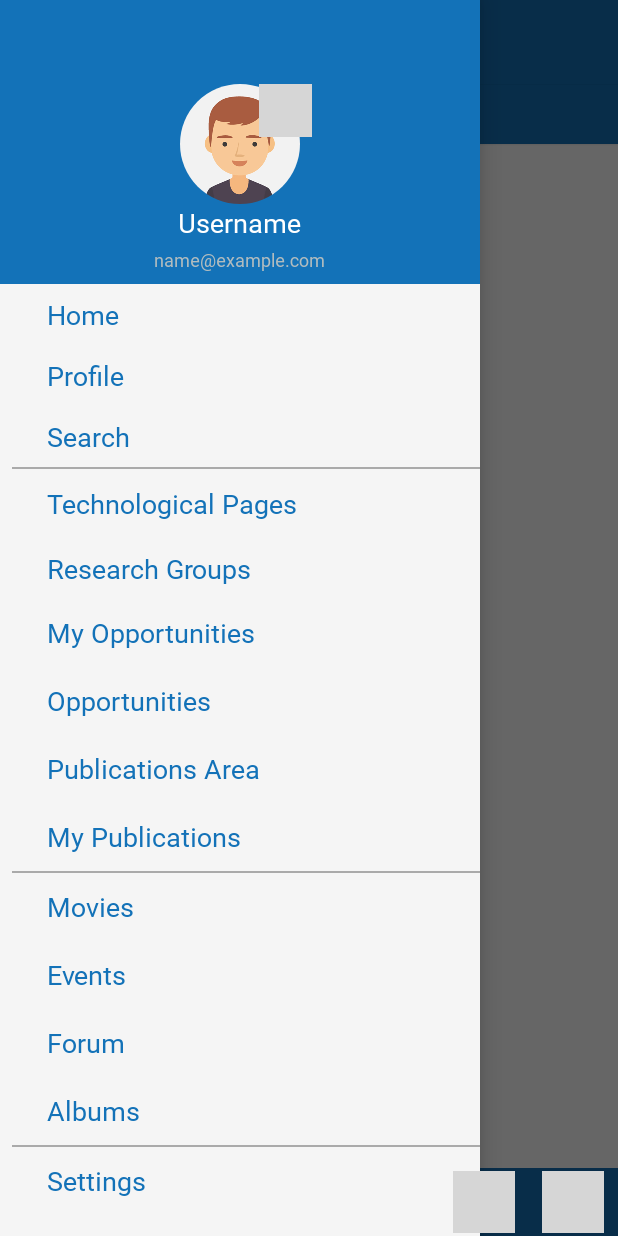
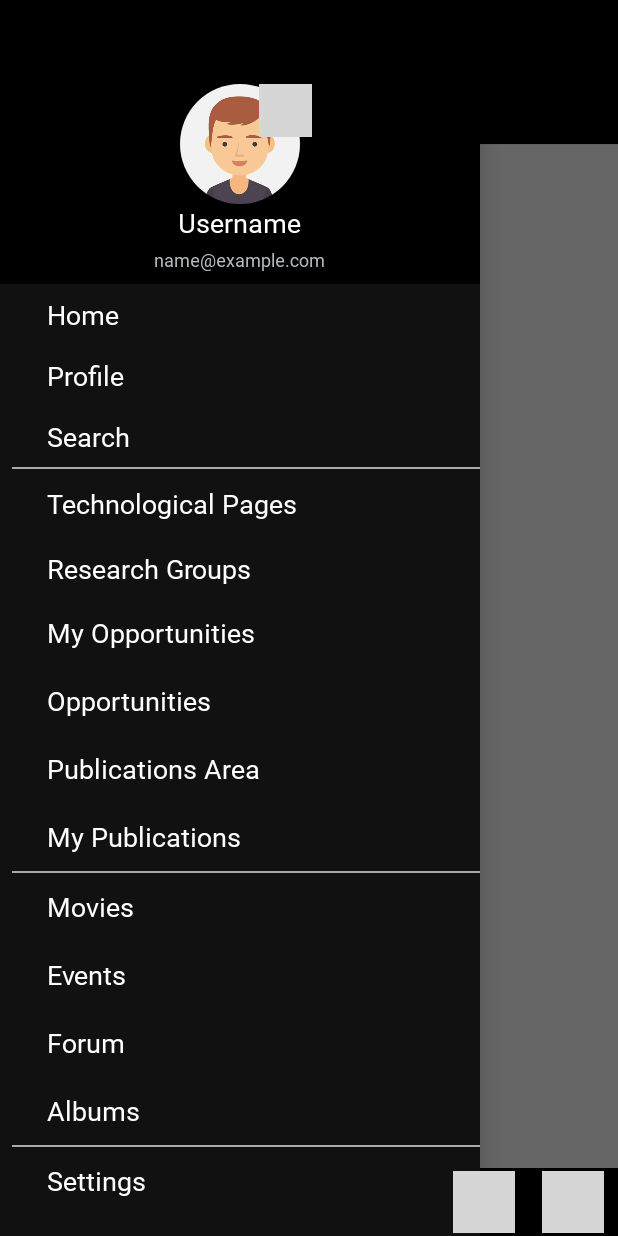
Before and after one commit to Mohamed-Amr/Android_ScienceHub, an Android app: the ScienceHubActivity screen opened directly, with no data from a screen before it, with the side drawer open, on a phone screen of 412 x 824 dp. Run offline under Robolectric (Android 15) with nearby library versions, the phone set to English and light mode, and no system bars; our stand-ins replace AdMob, CircleImageView, Firebase (no records; nobody signed in at launch, a user with empty details on screens opened directly); libraries missing offline, so code that uses them is left out: com.crashlytics.android, com.onesignal, io.fabric.sdk; pictures from the network do not load; 1 statement that could not run was skipped; grey boxes are pictures that could not be loaded.

Commit message:
Converted to Dark Theme

```diff
--- a/app/src/main/java/eg/mimocodes/sciencehub/activity/ScienceHubActivity.java
+++ b/app/src/main/java/eg/mimocodes/sciencehub/activity/ScienceHubActivity.java
@@ -34,6 +34,7 @@ import android.view.Menu;
 import android.view.MenuInflater;
 import android.view.View;
 import android.view.ViewGroup;
+import android.webkit.CookieManager;
 import android.webkit.CookieSyncManager;
 import android.webkit.PermissionRequest;
 import android.webkit.WebChromeClient;
@@ -378,51 +379,7 @@ public class ScienceHubActivity extends BaseAppCompatActivity {
         ShWebView.setCookiesEnabled(true);
         ShWebView.setGeolocationEnabled(true);
         ShWebView.setWebChromeClient(new WebChromeClient());
-        ShWebView.setWebViewClient(new WebViewClient()
-
-           /* @Override
-            public void onPageFinished(WebView view, String url) {
-
-
-            }
-            @Override
-            public void onPageStarted(WebView view, String url, Bitmap favicon) {
-                super.onPageStarted(view, url, favicon);
-                view.evaluateJavascript("document.querySelector(\"header\").remove();  document.querySelector(\"footer\").remove();", new android.webkit.ValueCallback<String>() {
-                    @Override
-                    public void onReceiveValue(String s) {
-                        Log.d("LogNameStart", s); // Prints: "this"
-                    }
-                });
-
-            }
-            @Override
-            public void onPageCommitVisible(WebView view, String url) {
-                super.onPageCommitVisible(view, url);
-                if (getIntent().getStringExtra("username") != null && getIntent().getStringExtra("password") != null ) {
-                    String user_name = getIntent().getStringExtra("username") ;
-                    String user_pass = getIntent().getStringExtra("password") ;
-                    getIntent().removeExtra("username");
-                    getIntent().removeExtra("password");
-                    view.evaluateJavascript("document.getElementById(\"username\").value = \" " + user_name + " \"; document.getElementById(\"password\").value = \""+ user_pass +"\"; document.querySelector(\"#html-submit\").click();", new android.webkit.ValueCallback<String>() {
-                        @Override
-                        public void onReceiveValue(String s) {
-                            Log.d("LogName", s); // Prints: "this"
-                        }
-                    });
-                }
-
-                view.evaluateJavascript("document.querySelector(\"header\").remove();  document.querySelector(\"footer\").remove();", new android.webkit.ValueCallback<String>() {
-                    @Override
-                    public void onReceiveValue(String s) {
-                        Log.d("LogNameCommit", s); // Prints: "this"
-                    }
-                });
-
-
-            }*/
-
-        );
+        ShWebView.setWebViewClient(new WebViewClient());
 
 
 
@@ -443,6 +400,9 @@ public class ScienceHubActivity extends BaseAppCompatActivity {
                         Toast.LENGTH_LONG).show();
             }
         });
+
+        CookieManager.getInstance().setCookie("https://sciencehub.eg", "mode=night");
+
     }
 
 
--- a/app/src/main/java/eg/mimocodes/sciencehub/advancedwebview/AdvancedWebView.java
+++ b/app/src/main/java/eg/mimocodes/sciencehub/advancedwebview/AdvancedWebView.java
@@ -544,6 +544,16 @@ public class AdvancedWebView extends WebView {
 			@Override
 			public void onPageCommitVisible(WebView view, String url) {
 				super.onPageCommitVisible(view, url);
+				/*view.evaluateJavascript("document.cookie = \"mode=night\";", new android.webkit.ValueCallback<String>() {
+					@Override
+					public void onReceiveValue(String s) {
+					}
+				});*/
+				view.evaluateJavascript("var welcome = document.getElementById(\"home_welcome_container\"); if(welcome != null) {welcome.style.visibility='hidden';}", new android.webkit.ValueCallback<String>() {
+					@Override
+					public void onReceiveValue(String s) {
+					}
+				});
 				view.evaluateJavascript("var head = document.querySelector('.header-container'); if(head != null) {head.style.visibility='hidden'};  var foot = document.querySelector(\"footer\"); if(foot != null){foot.remove();}", new android.webkit.ValueCallback<String>() {
 					@Override
 					public void onReceiveValue(String s) {
@@ -569,6 +579,10 @@ public class AdvancedWebView extends WebView {
 						Log.d("LogNameCommit", s); // Prints: "this"
 					}
 				});
+
+
+
+
 
 			}
 
--- a/app/src/main/res/layout/layout_drawer.xml
+++ b/app/src/main/res/layout/layout_drawer.xml
@@ -78,14 +78,17 @@
 
         <LinearLayout
             android:layout_width="match_parent"
-            android:layout_height="wrap_content">
+            android:layout_height="wrap_content"
+            android:background="#111">
 
             <LinearLayout
                 android:layout_width="match_parent"
                 android:layout_height="match_parent"
+                android:layout_marginStart="8dp"
                 android:layout_marginLeft="8dp"
-                android:layout_marginStart="8dp"
+                android:background="#111"
                 android:orientation="vertical">
+
                 <LinearLayout
                     android:layout_width="match_parent"
                     android:layout_height="wrap_content"
@@ -106,13 +109,14 @@
                         android:layout_width="wrap_content"
                         android:layout_height="wrap_content"
                         android:layout_gravity="center"
+                        android:layout_marginStart="15dp"
                         android:layout_marginLeft="15dp"
-                        android:layout_marginStart="15dp"
                         android:text="@string/home"
-                        android:textColor="@color/colorPrimary"
+                        android:textColor="@color/white"
                         android:textSize="18sp" />
 
                 </LinearLayout>
+
                 <LinearLayout
                     android:layout_width="match_parent"
                     android:layout_height="wrap_content"
@@ -133,13 +137,14 @@
                         android:layout_width="wrap_content"
                         android:layout_height="wrap_content"
                         android:layout_gravity="center"
+                        android:layout_marginStart="15dp"
                         android:layout_marginLeft="15dp"
-                        android:layout_marginStart="15dp"
                         android:text="@string/profile"
-                        android:textColor="@color/colorPrimary"
+                        android:textColor="@color/white"
                         android:textSize="18sp" />
 
                 </LinearLayout>
+
                 <LinearLayout
                     android:layout_width="match_parent"
                     android:layout_height="wrap_content"
@@ -160,17 +165,19 @@
                         android:layout_width="wrap_content"
                         android:layout_height="wrap_content"
                         android:layout_gravity="center"
+                        android:layout_marginStart="15dp"
                         android:layout_marginLeft="15dp"
-                        android:layout_marginStart="15dp"
                         android:text="@string/search"
-                        android:textColor="@color/colorPrimary"
+                        android:textColor="@color/white"
                         android:textSize="18sp" />
 
                 </LinearLayout>
+
                 <View
                     android:layout_width="match_parent"
                     android:layout_height="1dp"
-                    android:background="@android:color/darker_gray"/>
+                    android:background="@android:color/darker_gray" />
+
                 <LinearLayout
                     android:layout_width="match_parent"
                     android:layout_height="30dp"
@@ -193,10 +200,11 @@
                         android:layout_marginStart="15dp"
                         android:layout_marginLeft="15dp"
                         android:text="@string/tech_pages"
-                        android:textColor="@color/colorPrimary"
+                        android:textColor="@color/white"
                         android:textSize="18sp" />
 
                 </LinearLayout>
+
                 <LinearLayout
                     android:layout_width="match_parent"
                     android:layout_height="wrap_content"
@@ -216,19 +224,21 @@
                         android:layout_width="wrap_content"
                         android:layout_height="wrap_content"
                         android:layout_gravity="center"
+                        android:layout_marginStart="15dp"
                         android:layout_marginLeft="15dp"
-                        android:layout_marginStart="15dp"
                         android:text="@string/res_groups"
-                        android:textColor="@color/colorPrimary"
+                        android:textColor="@color/white"
                         android:textSize="18sp" />
 
                 </LinearLayout>
+
                 <LinearLayout
                     android:layout_width="match_parent"
                     android:layout_height="29dp"
                     android:layout_margin="8dp"
                     android:onClick="onMyOpportunitiesClick"
                     android:orientation="horizontal">
+
                     <eg.mimocodes.sciencehub.widgets.CustomTextView
                         android:id="@+id/txt_MyOpportunities"
                         android:layout_width="wrap_content"
@@ -236,15 +246,17 @@
                         android:layout_gravity="center"
                         android:layout_marginStart="15dp"
                         android:text="@string/myopportunities"
-                        android:textColor="@color/colorPrimary"
+                        android:textColor="@color/white"
                         android:textSize="18sp" />
                 </LinearLayout>
+
                 <LinearLayout
                     android:layout_width="match_parent"
                     android:layout_height="29dp"
                     android:layout_margin="8dp"
                     android:onClick="onOpportunitiesClick"
                     android:orientation="horizontal">
+
                     <eg.mimocodes.sciencehub.widgets.CustomTextView
                         android:id="@+id/txt_Opportunities"
                         android:layout_width="wrap_content"
@@ -252,9 +264,10 @@
                         android:layout_gravity="center"
                         android:layout_marginStart="15dp"
                         android:text="@string/opportunities"
-                        android:textColor="@color/colorPrimary"
+                        android:textColor="@color/white"
                         android:textSize="18sp" />
                 </LinearLayout>
+
                 <LinearLayout
                     android:layout_width="match_parent"
                     android:layout_height="29dp"
@@ -277,16 +290,18 @@
                         android:layout_marginStart="15dp"
                         android:layout_marginLeft="15dp"
                         android:text="@string/pub_area"
-                        android:textColor="@color/colorPrimary"
+                        android:textColor="@color/white"
                         android:textSize="18sp" />
 
                 </LinearLayout>
+
                 <LinearLayout
                     android:layout_width="match_parent"
                     android:layout_height="29dp"
                     android:layout_margin="8dp"
                     android:onClick="onMyPublicationsClick"
                     android:orientation="horizontal">
+
                     <eg.mimocodes.sciencehub.widgets.CustomTextView
                         android:id="@+id/txt_MyPublications"
                         android:layout_width="wrap_content"
@@ -294,19 +309,22 @@
                         android:layout_gravity="center"
                         android:layout_marginStart="15dp"
                         android:text="@string/my_publications"
-                        android:textColor="@color/colorPrimary"
+                        android:textColor="@color/white"
                         android:textSize="18sp" />
                 </LinearLayout>
+
                 <View
                     android:layout_width="match_parent"
                     android:layout_height="1dp"
-                    android:background="@android:color/darker_gray"/>
+                    android:background="@android:color/darker_gray" />
+
                 <LinearLayout
                     android:layout_width="match_parent"
                     android:layout_height="29dp"
                     android:layout_margin="8dp"
                     android:onClick="onMoviesClick"
                     android:orientation="horizontal">
+
                     <eg.mimocodes.sciencehub.widgets.CustomTextView
                         android:id="@+id/txt_Movies"
                         android:layout_width="wrap_content"
@@ -314,15 +332,17 @@
                         android:layout_gravity="center"
                         android:layout_marginStart="15dp"
                         android:text="@string/movies"
-                        android:textColor="@color/colorPrimary"
+                        android:textColor="@color/white"
                         android:textSize="18sp" />
                 </LinearLayout>
+
                 <LinearLayout
                     android:layout_width="match_parent"
                     android:layout_height="29dp"
                     android:layout_margin="8dp"
                     android:onClick="onEventsClick"
                     android:orientation="horizontal">
+
                     <eg.mimocodes.sciencehub.widgets.CustomTextView
                         android:id="@+id/txt_Events"
                         android:layout_width="wrap_content"
@@ -330,15 +350,17 @@
                         android:layout_gravity="center"
                         android:layout_marginStart="15dp"
                         android:text="@string/events"
-                        android:textColor="@color/colorPrimary"
+                        android:textColor="@color/white"
                         android:textSize="18sp" />
                 </LinearLayout>
+
                 <LinearLayout
                     android:layout_width="match_parent"
                     android:layout_height="29dp"
                     android:layout_margin="8dp"
                     android:onClick="onForumClick"
                     android:orientation="horizontal">
+
                     <eg.mimocodes.sciencehub.widgets.CustomTextView
                         android:id="@+id/txt_Forum"
                         android:layout_width="wrap_content"
@@ -346,15 +368,17 @@
                         android:layout_gravity="center"
                         android:layout_marginStart="15dp"
                         android:text="@string/forum"
-                        android:textColor="@color/colorPrimary"
+                        android:textColor="@color/white"
                         android:textSize="18sp" />
                 </LinearLayout>
+
                 <LinearLayout
                     android:layout_width="match_parent"
                     android:layout_height="29dp"
                     android:layout_margin="8dp"
                     android:onClick="onAlbumsClick"
                     android:orientation="horizontal">
+
                     <eg.mimocodes.sciencehub.widgets.CustomTextView
                         android:id="@+id/txt_Albums"
                         android:layout_width="wrap_content"
@@ -362,19 +386,22 @@
                         android:layout_gravity="center"
                         android:layout_marginStart="15dp"
                         android:text="@string/albums"
-                        android:textColor="@color/colorPrimary"
+                        android:textColor="@color/white"
                         android:textSize="18sp" />
                 </LinearLayout>
+
                 <View
                     android:layout_width="match_parent"
                     android:layout_height="1dp"
-                    android:background="@android:color/darker_gray"/>
+                    android:background="@android:color/darker_gray" />
+
                 <LinearLayout
                     android:layout_width="match_parent"
                     android:layout_height="29dp"
                     android:layout_margin="8dp"
                     android:onClick="onSettingClick"
                     android:orientation="horizontal">
+
                     <eg.mimocodes.sciencehub.widgets.CustomTextView
                         android:id="@+id/txt_setting"
                         android:layout_width="wrap_content"
@@ -382,9 +409,10 @@
                         android:layout_gravity="center"
                         android:layout_marginStart="15dp"
                         android:text="@string/setting"
-                        android:textColor="@color/colorPrimary"
+                        android:textColor="@color/white"
                         android:textSize="18sp" />
                 </LinearLayout>
+
                 <LinearLayout
                     android:layout_width="match_parent"
                     android:layout_height="wrap_content"
@@ -403,17 +431,19 @@
                         android:layout_width="wrap_content"
                         android:layout_height="wrap_content"
                         android:layout_gravity="center"
+                        android:layout_marginStart="15dp"
                         android:layout_marginLeft="15dp"
-                        android:layout_marginStart="15dp"
                         android:text="@string/logout"
-                        android:textColor="@color/colorPrimary"
+                        android:textColor="@color/white"
                         android:textSize="18sp" />
 
                 </LinearLayout>
+
                 <View
                     android:layout_width="match_parent"
                     android:layout_height="1dp"
-                    android:background="@android:color/darker_gray"/>
+                    android:background="@android:color/darker_gray" />
+
                 <LinearLayout
                     android:layout_width="match_parent"
                     android:layout_height="wrap_content"
@@ -436,6 +466,7 @@
                         android:layout_marginStart="15dp"
                         android:layout_marginLeft="15dp"
                         android:text="@string/developed_with_honor_at_mimocodes_u00a0inc"
+                        android:textColor="@color/white"
                         android:textSize="14sp" />
 
                 </LinearLayout>
--- a/app/src/main/res/values/colors.xml
+++ b/app/src/main/res/values/colors.xml
@@ -1,8 +1,8 @@
 <?xml version="1.0" encoding="utf-8"?>
 <resources>
-    <color name="colorPrimary">#1372b8</color>
+    <color name="colorPrimary">#000000</color> <!-- #1372b8 -->
     <color name="colorPrimaryDark">#000000</color>
-    <color name="colorAccent">#1372b8</color>
+    <color name="colorAccent">#000000</color> <!-- #1372b8 -->
     <color name="wedel_gray_lite">#f5f5f5</color>
 
     <color name="transparent">#00000000</color>
```
Lines whose indentation alone changed are shown as unchanged.
